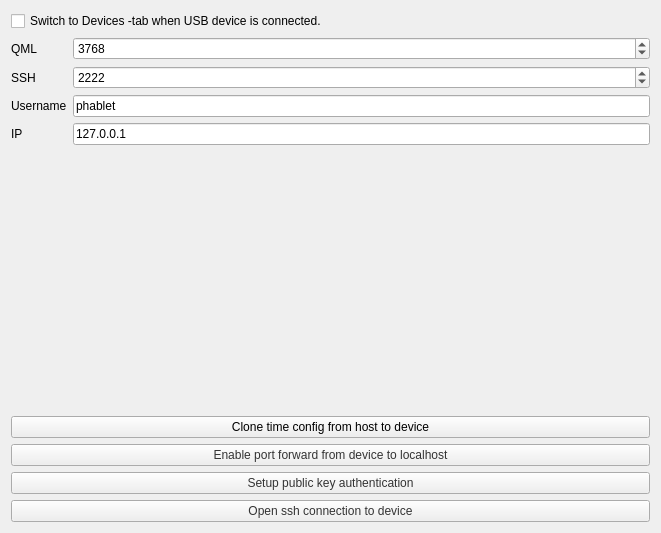
Old version of the form src/ubuntu/ubuntusettingsdeviceconnectivitywidget.ui in the repository runelabs/qtcreator-plugin-ubuntu.
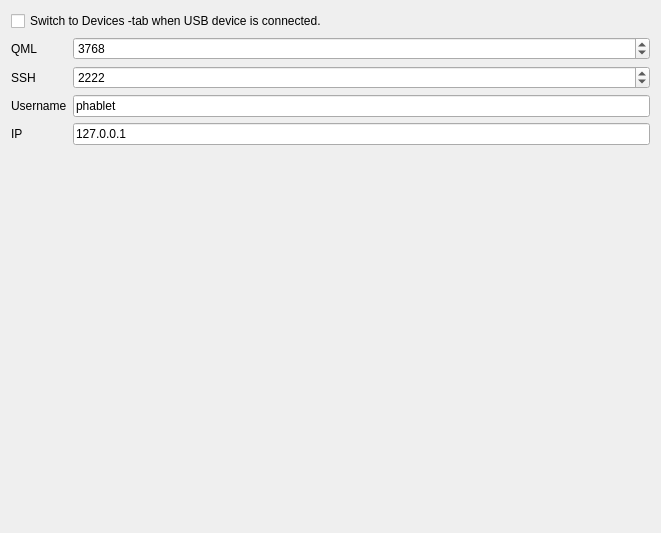
New version of the form.

Commit message: more work on device support

```diff
--- a/src/ubuntu/ubuntusettingsdeviceconnectivitywidget.ui
+++ b/src/ubuntu/ubuntusettingsdeviceconnectivitywidget.ui
@@ -102,46 +102,6 @@
      </item>
     </layout>
    </item>
-   <item>
-    <widget class="QPushButton" name="pushButtonCloneTimeConfig">
-     <property name="text">
-      <string>Clone time config from host to device</string>
-     </property>
-    </widget>
-   </item>
-   <item>
-    <widget class="QPushButton" name="pushButtonPortForward">
-     <property name="styleSheet">
-      <string notr="true">color: #333</string>
-     </property>
-     <property name="text">
-      <string>Enable port forward from device to localhost</string>
-     </property>
-    </widget>
-   </item>
-   <item>
-    <widget class="QPushButton" name="pushButtonSshSetupPublicKey">
-     <property name="enabled">
-      <bool>true</bool>
-     </property>
-     <property name="styleSheet">
-      <string notr="true">color: #333</string>
-     </property>
-     <property name="text">
-      <string>Setup public key authentication</string>
-     </property>
-    </widget>
-   </item>
-   <item>
-    <widget class="QPushButton" name="pushButtonSshConnect">
-     <property name="styleSheet">
-      <string notr="true">color: #333</string>
-     </property>
-     <property name="text">
-      <string>Open ssh connection to device</string>
-     </property>
-    </widget>
-   </item>
   </layout>
  </widget>
  <resources/>
```
The commit also changes 14 other files.
